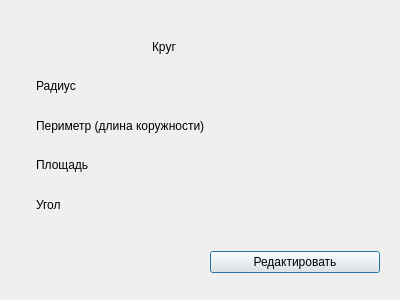
This is FigureListShow/showround.ui in momooshi/GeometryAssistance as Qt 5 draws it before an edit. The edited form follows.
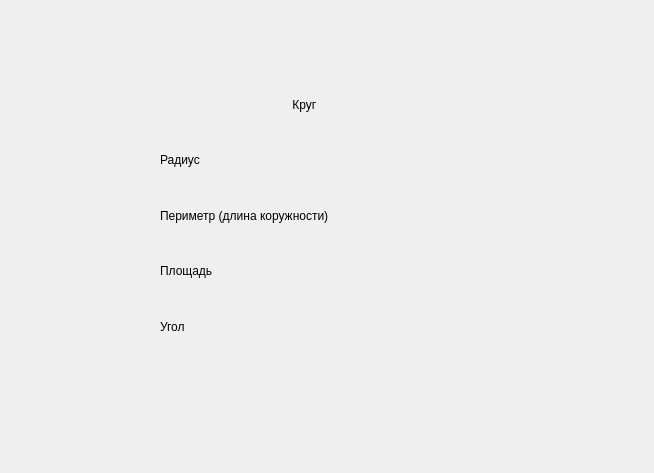
This is the edited form.

The edit to the form file:
```diff
--- a/FigureListShow/showround.ui
+++ b/FigureListShow/showround.ui
@@ -6,8 +6,8 @@
    <rect>
     <x>0</x>
     <y>0</y>
-    <width>400</width>
-    <height>300</height>
+    <width>654</width>
+    <height>473</height>
    </rect>
   </property>
   <property name="windowTitle">
@@ -16,29 +16,10 @@
   <widget class="QWidget" name="layoutWidget">
    <property name="geometry">
     <rect>
-     <x>210</x>
-     <y>250</y>
-     <width>170</width>
-     <height>25</height>
-    </rect>
-   </property>
-   <layout class="QHBoxLayout" name="horizontalLayout">
-    <item>
-     <widget class="QPushButton" name="pushButton">
-      <property name="text">
-       <string>Редактировать</string>
-      </property>
-     </widget>
-    </item>
-   </layout>
-  </widget>
-  <widget class="QWidget" name="layoutWidget">
-   <property name="geometry">
-    <rect>
-     <x>36</x>
-     <y>30</y>
-     <width>341</width>
-     <height>191</height>
+     <x>160</x>
+     <y>80</y>
+     <width>381</width>
+     <height>271</height>
     </rect>
    </property>
    <layout class="QGridLayout" name="gridLayout">
@@ -101,7 +82,7 @@
     <item row="0" column="1">
      <widget class="QLabel" name="label">
       <property name="text">
-       <string>Круг</string>
+       <string> Круг</string>
       </property>
      </widget>
     </item>
```
